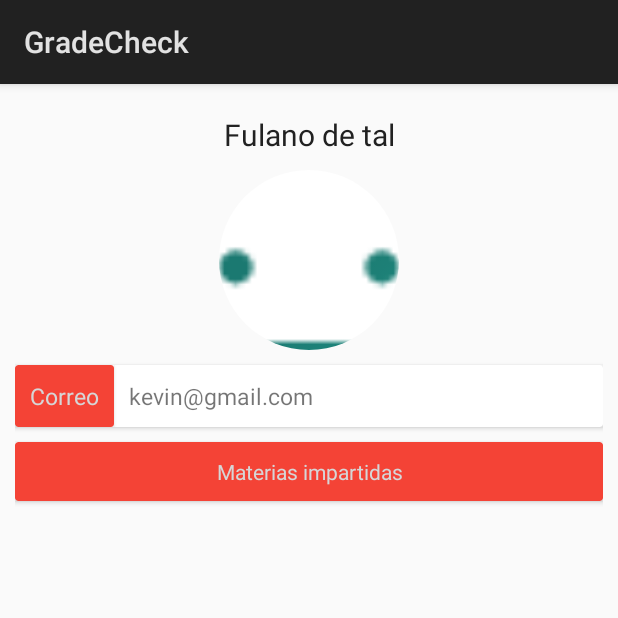
After one commit to AraDevs/notas-app, an Android app: the fragment TeacherDetailFragment shown on its own in the app's theme, on a phone screen of 412 x 824 dp, the top half of it. The commit adds this screen. Run offline under Robolectric (Android 15) with nearby library versions, the phone set to English and light mode, and no system bars; our stand-ins replace CircleImageView.

Commit message:
UI update
-Finished currently needed layouts (I guess...)

```diff
--- a/app/build.gradle
+++ b/app/build.gradle
@@ -23,6 +23,7 @@ dependencies {
     implementation 'com.android.support.constraint:constraint-layout:1.1.3'
     implementation 'br.com.liveo:navigationdrawer-material:2.5.1'
     implementation 'com.github.PhilJay:MPAndroidChart:v3.0.3'
+    implementation 'de.hdodenhof:circleimageview:2.2.0'
     implementation 'com.android.volley:volley:1.1.1'
     //noinspection GradleCompatible
     implementation 'com.android.support:cardview-v7:28.0.0'
--- /dev/null
+++ b/app/src/main/java/aradevs/com/gradecheck/TeacherDetailFragment.java
@@ -0,0 +1,29 @@
+package aradevs.com.gradecheck;
+
+
+import android.app.Fragment;
+import android.os.Bundle;
+import android.view.LayoutInflater;
+import android.view.View;
+import android.view.ViewGroup;
+
+
+/**
+ * A simple {@link Fragment} subclass.
+ */
+public class TeacherDetailFragment extends Fragment {
+
+
+    public TeacherDetailFragment() {
+        // Required empty public constructor
+    }
+
+
+    @Override
+    public View onCreateView(LayoutInflater inflater, ViewGroup container,
+                             Bundle savedInstanceState) {
+        // Inflate the layout for this fragment
+        return inflater.inflate(R.layout.fragment_teacher_detail, container, false);
+    }
+
+}
--- /dev/null
+++ b/app/src/main/res/layout/fragment_teacher_detail.xml
@@ -0,0 +1,103 @@
+<?xml version="1.0" encoding="utf-8"?>
+<LinearLayout xmlns:android="http://schemas.android.com/apk/res/android"
+    xmlns:tools="http://schemas.android.com/tools"
+    android:layout_width="match_parent"
+    android:layout_height="match_parent"
+    xmlns:app="http://schemas.android.com/apk/res-auto"
+    android:orientation="vertical"
+    android:padding="10dp"
+    tools:context=".TeacherDetailFragment">
+
+    <TextView
+        android:id="@+id/teacherdetailName"
+        android:layout_marginTop="10dp"
+        android:layout_width="match_parent"
+        android:layout_height="wrap_content"
+        android:textColor="@color/textPrimary"
+        android:text="Fulano de tal"
+        android:textSize="20sp"
+        android:layout_gravity="center"
+        android:gravity="center" />
+
+    <de.hdodenhof.circleimageview.CircleImageView
+        android:id="@+id/teacherdetailImage"
+        android:layout_marginTop="10dp"
+        android:layout_width="match_parent"
+        android:layout_height="120dp"
+        android:src="@mipmap/ic_launcher" />
+
+    <android.support.v7.widget.CardView
+        android:layout_marginTop="10dp"
+        android:layout_width="match_parent"
+        android:layout_height="wrap_content">
+
+        <LinearLayout
+            android:layout_width="match_parent"
+            android:layout_height="wrap_content"
+            android:orientation="vertical">
+
+            <LinearLayout
+                android:layout_width="match_parent"
+                android:layout_height="wrap_content"
+                android:orientation="horizontal">
+
+                <android.support.v7.widget.CardView
+                    android:layout_width="wrap_content"
+                    android:layout_height="wrap_content"
+                    app:cardBackgroundColor="@color/colorPrimary">
+
+                    <TextView
+                        android:layout_width="match_parent"
+                        android:layout_height="wrap_content"
+                        android:text="Correo"
+                        android:textSize="15sp"
+                        android:textColor="@color/nliveo_white"
+                        android:padding="10dp" />
+                </android.support.v7.widget.CardView>
+
+                <TextView
+                    android:id="@+id/teacherdetailEmail"
+                    android:layout_width="0dp"
+                    android:layout_height="wrap_content"
+                    android:text="kevin@gmail.com"
+                    android:textSize="15sp"
+                    android:padding="10dp"
+                    android:layout_weight="1" />
+            </LinearLayout>
+        </LinearLayout>
+    </android.support.v7.widget.CardView>
+
+    <android.support.v7.widget.CardView
+        android:layout_marginTop="10dp"
+        android:layout_width="match_parent"
+        android:layout_height="wrap_content">
+
+        <LinearLayout
+            android:layout_width="match_parent"
+            android:layout_height="wrap_content"
+            android:orientation="vertical">
+
+            <android.support.v7.widget.CardView
+                android:layout_width="match_parent"
+                android:layout_height="wrap_content"
+                app:cardBackgroundColor="@color/colorPrimary">
+
+                <TextView
+                    android:padding="10dp"
+                    android:layout_width="match_parent"
+                    android:layout_height="wrap_content"
+                    android:text="Materias impartidas"
+                    android:textColor="@color/nliveo_white"
+                    android:layout_gravity="center"
+                    android:gravity="center" />
+            </android.support.v7.widget.CardView>
+
+            <android.support.v7.widget.RecyclerView
+                android:id="@+id/teacherdetailRecyclerView"
+                android:layout_width="match_parent"
+                android:layout_height="wrap_content">
+
+            </android.support.v7.widget.RecyclerView>
+        </LinearLayout>
+    </android.support.v7.widget.CardView>
+</LinearLayout>
--- a/app/src/main/res/layout/item_teachers.xml
+++ b/app/src/main/res/layout/item_teachers.xml
@@ -10,7 +10,7 @@
         android:layout_height="match_parent"
         android:orientation="horizontal">
 
-        <ImageView
+        <de.hdodenhof.circleimageview.CircleImageView
             android:layout_width="wrap_content"
             android:layout_height="wrap_content"
             android:textColor="@color/textIcons"
@@ -27,11 +27,12 @@
             android:layout_width="wrap_content"
             android:layout_height="wrap_content"
             android:textColor="@color/textIcons"
-            android:text=""
+            android:text="Fulano de tal"
             android:layout_weight="10"
             android:textSize="15sp"
             android:layout_marginStart="10dp"
             android:layout_gravity="center"
+            android:layout_marginEnd="10dp"
             android:id="@+id/teacherName" />
 
         <TextView
--- /dev/null
+++ b/app/src/main/res/layout/item_teachersubject.xml
@@ -0,0 +1,7 @@
+<?xml version="1.0" encoding="utf-8"?>
+<TextView xmlns:android="http://schemas.android.com/apk/res/android"
+    android:id="@+id/teachersubjectName"
+    android:layout_width="match_parent"
+    android:layout_height="wrap_content"
+    android:text="Dummy text"
+    android:padding="10dp" />
```
